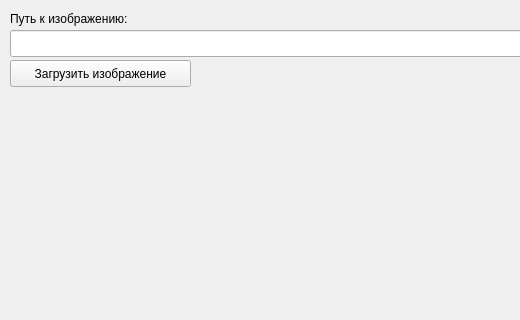
This is mainwindow.ui in FullBoa/segmentation_k-means as Qt 5 draws it before an edit; both pictures show x 0 to 520 and y 0 to 320 of the 702 by 584 pixel window. The edited form follows.
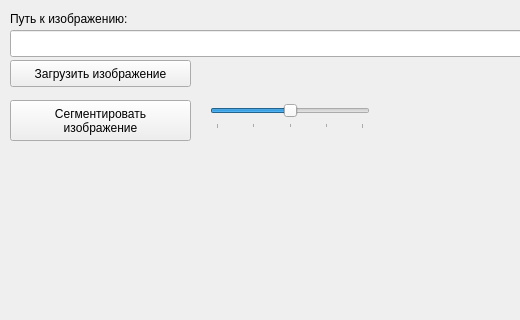
This is the edited form.

Diff of the .ui file:
```diff
--- a/mainwindow.ui
+++ b/mainwindow.ui
@@ -31,9 +31,9 @@
     <property name="geometry">
      <rect>
       <x>20</x>
-      <y>90</y>
+      <y>149</y>
       <width>600</width>
-      <height>400</height>
+      <height>391</height>
      </rect>
     </property>
     <property name="text">
@@ -79,6 +79,61 @@
      <string>Загрузить изображение</string>
     </property>
    </widget>
+   <widget class="QSlider" name="sliderClusterCount">
+    <property name="geometry">
+     <rect>
+      <x>210</x>
+      <y>100</y>
+      <width>160</width>
+      <height>29</height>
+     </rect>
+    </property>
+    <property name="maximum">
+     <number>20</number>
+    </property>
+    <property name="value">
+     <number>10</number>
+    </property>
+    <property name="tracking">
+     <bool>true</bool>
+    </property>
+    <property name="orientation">
+     <enum>Qt::Horizontal</enum>
+    </property>
+    <property name="tickPosition">
+     <enum>QSlider::TicksBelow</enum>
+    </property>
+    <property name="tickInterval">
+     <number>5</number>
+    </property>
+   </widget>
+   <widget class="QPushButton" name="buttonSegmentation">
+    <property name="geometry">
+     <rect>
+      <x>10</x>
+      <y>100</y>
+      <width>181</width>
+      <height>41</height>
+     </rect>
+    </property>
+    <property name="text">
+     <string>Сегментировать
+изображение</string>
+    </property>
+   </widget>
+   <widget class="QLabel" name="labelIterationCount">
+    <property name="geometry">
+     <rect>
+      <x>370</x>
+      <y>110</y>
+      <width>161</width>
+      <height>17</height>
+     </rect>
+    </property>
+    <property name="text">
+     <string>&lt;html&gt;&lt;head/&gt;&lt;body&gt;&lt;p&gt;&lt;br/&gt;&lt;/p&gt;&lt;/body&gt;&lt;/html&gt;</string>
+    </property>
+   </widget>
   </widget>
   <widget class="QMenuBar" name="menuBar">
    <property name="geometry">
```
